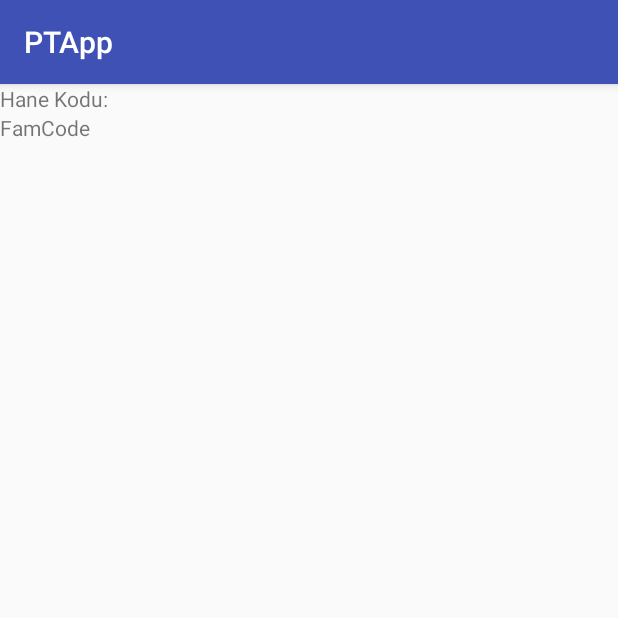
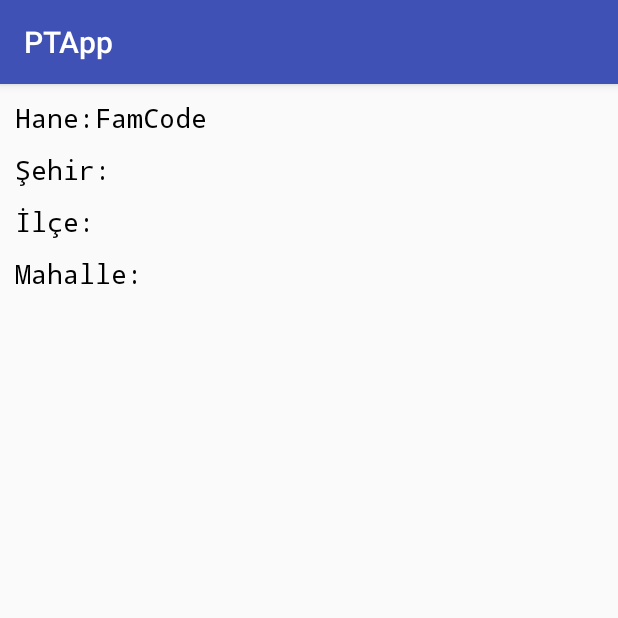
Before and after one commit to zencifil/PTApp, an Android app: the FamDetailActivity screen opened directly, with no data from a screen before it, on a phone screen of 412 x 824 dp, the top half of it. Run offline under Robolectric (Android 15) with nearby library versions, the phone set to English and light mode, and no system bars.

```diff
--- a/app/src/main/java/com/ipsos/savascilve/ptapp/MainActivity.java
+++ b/app/src/main/java/com/ipsos/savascilve/ptapp/MainActivity.java
@@ -19,9 +19,7 @@ public class MainActivity extends AppCompatActivity
 
     public final static String EXTRA_USERNAME = "com.ipsos.savascilve.ptapp.USERNAME";
     public final static String EXTRA_EMAIL = "com.ipsos.savascilve.ptapp.EMAIL";
-
-    //TODO hane bilgilerini gonderecez...
-    //public final static String
+    public final static String EXTRA_FAMCODE = "com.ipsos.savascilve.ptapp.FAMCODE";
 
     @Override
     protected void onCreate(Bundle savedInstanceState) {
--- a/app/src/main/java/com/ipsos/savascilve/ptapp/TodayFamListFragment.java
+++ b/app/src/main/java/com/ipsos/savascilve/ptapp/TodayFamListFragment.java
@@ -73,6 +73,7 @@ public class TodayFamListFragment extends ListFragment {
     private void openFamDetailActivity(int position) {
         Family family = (Family)getListAdapter().getItem(position);
         Intent intent = new Intent(getActivity(), FamDetailActivity.class);
-        //intent.putExtra()
+        intent.putExtra(MainActivity.EXTRA_FAMCODE, family.getFamCode());
+
     }
 }
--- a/app/src/main/res/layout/activity_fam_detail.xml
+++ b/app/src/main/res/layout/activity_fam_detail.xml
@@ -7,14 +7,54 @@
     android:layout_height="match_parent"
     tools:context="com.ipsos.savascilve.ptapp.FamDetailActivity">
 
+    <LinearLayout style="@style/FamDetailHorizontalLayout">
         <TextView
             android:layout_width="wrap_content"
             android:layout_height="wrap_content"
-        android:text="Hane Kodu: "/>
-
+            android:text="@string/form_fam_code"
+            style="@style/FamDetailText"/>
         <TextView
             android:layout_width="wrap_content"
             android:layout_height="wrap_content"
             android:id="@+id/famDetailFamCode"
+            style="@style/FamDetailText"
             android:text="FamCode" />
     </LinearLayout>
+    <LinearLayout style="@style/FamDetailHorizontalLayout">
+        <TextView
+            android:layout_width="wrap_content"
+            android:layout_height="wrap_content"
+            android:text="@string/form_city"
+            style="@style/FamDetailText"/>
+        <TextView
+            android:layout_width="wrap_content"
+            android:layout_height="wrap_content"
+            android:id="@+id/famDetailCity"
+            style="@style/FamDetailText"/>
+    </LinearLayout>
+    <LinearLayout style="@style/FamDetailHorizontalLayout">
+        <TextView
+            android:layout_width="wrap_content"
+            android:layout_height="wrap_content"
+            android:text="@string/form_town"
+            style="@style/FamDetailText"/>
+        <TextView
+            android:layout_width="wrap_content"
+            android:layout_height="wrap_content"
+            android:id="@+id/famDetailTown"
+            style="@style/FamDetailText"/>
+    </LinearLayout>
+    <LinearLayout style="@style/FamDetailHorizontalLayout">
+        <TextView
+            android:layout_width="wrap_content"
+            android:layout_height="wrap_content"
+            android:text="@string/form_district"
+            style="@style/FamDetailText"/>
+        <TextView
+            android:layout_width="wrap_content"
+            android:layout_height="wrap_content"
+            android:id="@+id/famDetailDistrict"
+            style="@style/FamDetailText"/>
+    </LinearLayout>
+
+</LinearLayout>
--- a/app/src/main/res/values/strings.xml
+++ b/app/src/main/res/values/strings.xml
@@ -26,8 +26,10 @@
     <string name="navigation_send_mail">E-Posta Gönder</string>
     <string name="navigation_communication">İletişim</string>
 
-    <string name="action_settings">Settings</string>
+    <string name="action_settings">Ayarlar</string>
 
-    <!-- TODO: Remove or change this placeholder text -->
-    <string name="hello_blank_fragment">Hello blank fragment</string>
+    <string name="form_fam_code">Hane: </string>
+    <string name="form_city">Şehir: </string>
+    <string name="form_town">İlçe: </string>
+    <string name="form_district">Mahalle: </string>
 </resources>
--- a/app/src/main/res/values/styles.xml
+++ b/app/src/main/res/values/styles.xml
@@ -17,4 +17,19 @@
 
     <style name="AppTheme.PopupOverlay" parent="ThemeOverlay.AppCompat.Light" />
 
+    <style name="FamDetailText" parent="@android:style/TextAppearance.Medium">
+        <item name="android:layout_width">fill_parent</item>
+        <item name="android:layout_height">wrap_content</item>
+        <item name="android:textColor">#000000</item>
+        <item name="android:typeface">monospace</item>
+    </style>
+
+    <style name="FamDetailHorizontalLayout">
+        <item name="android:layout_width">fill_parent</item>
+        <item name="android:layout_height">wrap_content</item>
+        <item name="android:orientation">horizontal</item>
+        <item name="android:layout_marginTop">10dp</item>
+        <item name="android:layout_marginLeft">10dp</item>
+    </style>
+
 </resources>
```
Lines whose indentation alone changed are shown as unchanged.
